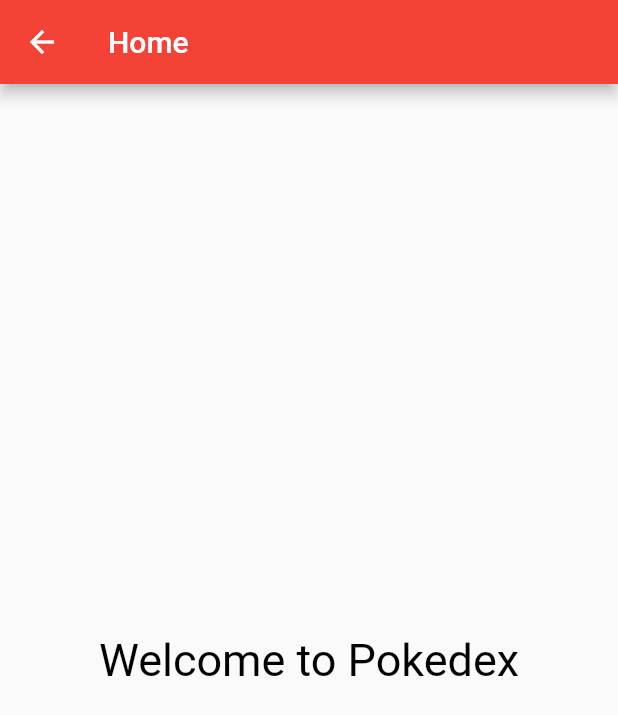
After one commit to PurpleGuy635/pokedex_flutter, a Flutter app: the mapscreen screen opened by its route, on a phone screen of 412 x 824 dp. The commit adds this screen. Shown: the top 715 px of the screen. Run offline on Flutter 3.47's test engine with Material 2 defaults, Android fonts, the phone set to English and light mode, and no system bars.

Commit message:
page map et pokedex ajouté non lié

```diff
--- /dev/null
+++ b/lib/mapscreen.dart
@@ -0,0 +1,13 @@
+import 'package:flutter/material.dart';
+
+class mapscreen extends StatelessWidget {
+  @override
+  Widget build(BuildContextcontext) {
+    return Scaffold(
+      appBar: AppBar(title: Text("Home")),
+      body: const Center(
+          child: Text("Welcome to Pokedex",
+              style: TextStyle(color: Colors.black, fontSize: 30))),
+    );
+  }
+}
--- /dev/null
+++ b/lib/pokedexscreen.dart
@@ -0,0 +1,13 @@
+import 'package:flutter/material.dart';
+
+class pokedexscreen extends StatelessWidget {
+  @override
+  Widget build(BuildContextcontext) {
+    return Scaffold(
+      appBar: AppBar(title: Text("Home")),
+      body: const Center(
+          child: Text("Welcome to Pokedex",
+              style: TextStyle(color: Colors.black, fontSize: 30))),
+    );
+  }
+}
```
Also changed, not shown: lib/main.dart (+9 -2 lines), lib/menu.dart (renamed from lib/firstpage.dart).
